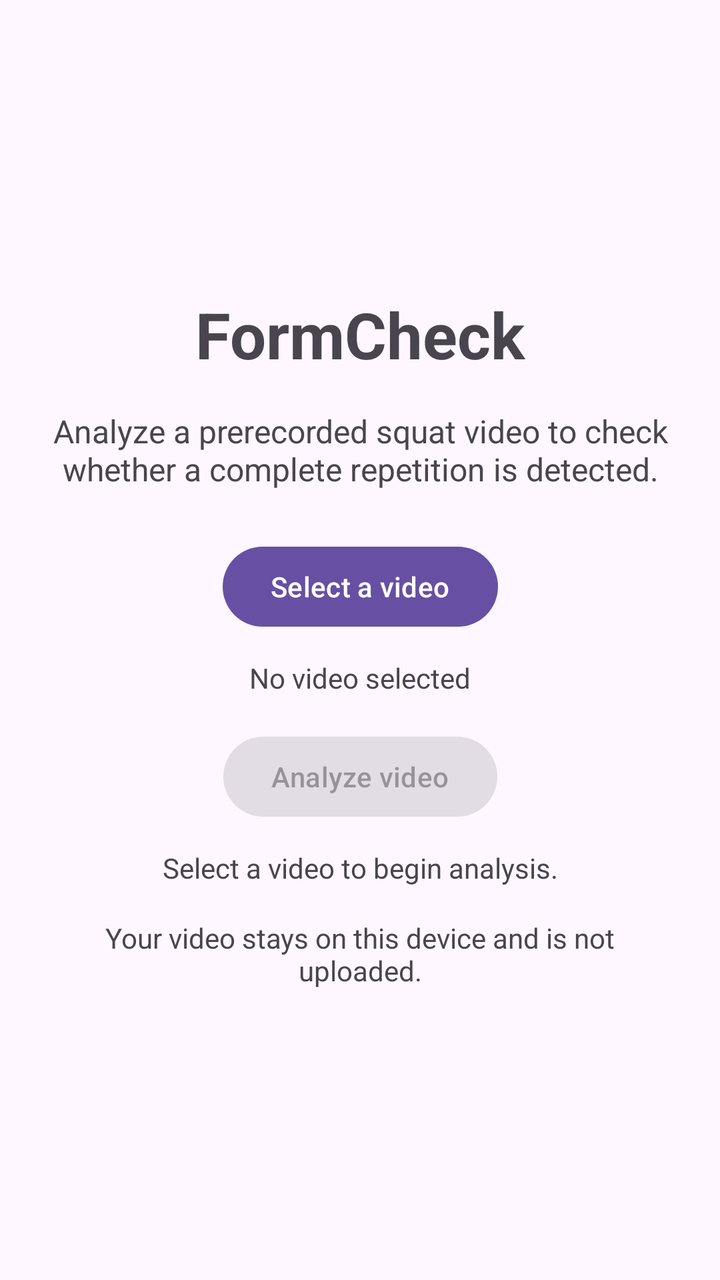
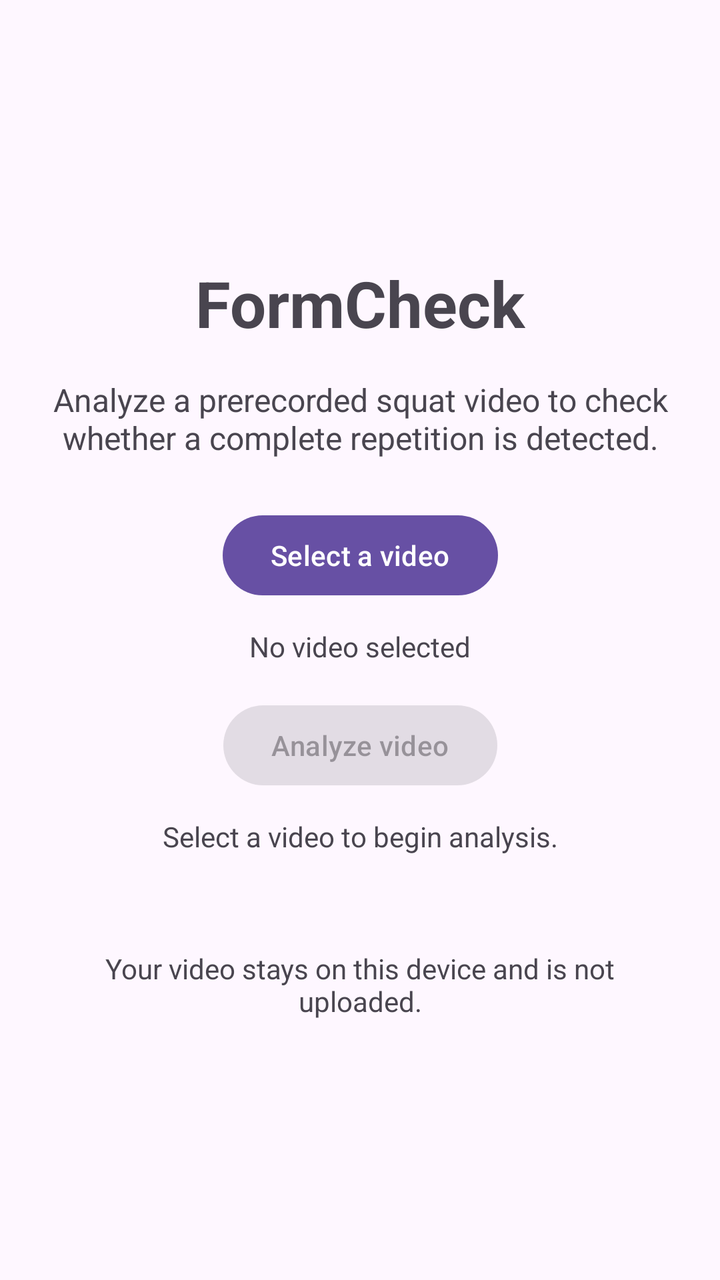

An Android layout rendered at two revisions. The XML below is the earlier revision; the diff shows what the commit changed to produce the second picture.
<!-- AndroidManifest.xml: application theme Theme.FormCheck -->
<!-- res/layout/activity_main.xml -->
<?xml version="1.0" encoding="utf-8"?>
<androidx.constraintlayout.widget.ConstraintLayout xmlns:android="http://schemas.android.com/apk/res/android"
    xmlns:app="http://schemas.android.com/apk/res-auto"
    xmlns:tools="http://schemas.android.com/tools"
    android:id="@+id/main"
    android:layout_width="match_parent"
    android:layout_height="match_parent"
    tools:context=".MainActivity">

    <TextView
        android:id="@+id/appTitle"
        android:layout_width="wrap_content"
        android:layout_height="wrap_content"
        android:text="@string/app_name"
        android:textSize="32sp"
        android:textStyle="bold"
        app:layout_constraintBottom_toTopOf="@id/videoDescriptionText"
        app:layout_constraintVertical_chainStyle="packed"
        app:layout_constraintEnd_toEndOf="parent"
        app:layout_constraintStart_toStartOf="parent"
        app:layout_constraintTop_toTopOf="parent" />

    <TextView
        android:id="@+id/videoDescriptionText"
        android:layout_width="0dp"
        android:layout_height="wrap_content"
        android:layout_marginStart="24dp"
        android:layout_marginTop="16dp"
        android:layout_marginEnd="24dp"
        android:gravity="center"
        android:text="@string/video_description"
        android:textSize="16sp"
        app:layout_constraintStart_toStartOf="parent"
        app:layout_constraintEnd_toEndOf="parent"
        app:layout_constraintTop_toBottomOf="@id/appTitle"
        app:layout_constraintBottom_toTopOf="@id/selectVideoButton" />

    <Button
        android:id="@+id/selectVideoButton"
        android:layout_width="wrap_content"
        android:layout_height="wrap_content"
        android:layout_marginTop="24dp"
        android:minHeight="48dp"
        android:text="@string/select_video"
        app:layout_constraintStart_toStartOf="parent"
        app:layout_constraintEnd_toEndOf="parent"
        app:layout_constraintTop_toBottomOf="@id/videoDescriptionText"
        app:layout_constraintBottom_toTopOf="@id/selectionStatusText" />

    <TextView
        android:id="@+id/selectionStatusText"
        android:layout_width="0dp"
        android:layout_height="wrap_content"
        android:layout_marginStart="24dp"
        android:layout_marginTop="12dp"
        android:layout_marginEnd="24dp"
        android:gravity="center"
        android:text="@string/no_video_selected"
        android:textSize="14sp"
        app:layout_constraintStart_toStartOf="parent"
        app:layout_constraintEnd_toEndOf="parent"
        app:layout_constraintTop_toBottomOf="@id/selectVideoButton"
        app:layout_constraintBottom_toTopOf="@id/analyzeVideoButton" />

    <Button
        android:id="@+id/analyzeVideoButton"
        android:layout_width="wrap_content"
        android:layout_height="wrap_content"
        android:text="@string/analyze_video"
        android:enabled="false"
        android:minHeight="48dp"
        android:layout_marginTop="16dp"
        app:layout_constraintStart_toStartOf="parent"
        app:layout_constraintEnd_toEndOf="parent"
        app:layout_constraintTop_toBottomOf="@id/selectionStatusText"
        app:layout_constraintBottom_toTopOf="@id/analysisResultText" />

    <TextView
        android:id="@+id/analysisResultText"
        android:layout_width="0dp"
        android:layout_height="wrap_content"
        android:layout_marginStart="24dp"
        android:layout_marginEnd="24dp"
        android:layout_marginTop="12dp"
        android:gravity="center"
        android:text="@string/analysis_not_started"
        android:textSize="14sp"
        app:layout_constraintStart_toStartOf="parent"
        app:layout_constraintEnd_toEndOf="parent"
        app:layout_constraintTop_toBottomOf="@id/analyzeVideoButton"
        app:layout_constraintBottom_toTopOf="@id/privacyText" />

    <TextView
        android:id="@+id/privacyText"
        android:layout_width="0dp"
        android:layout_height="wrap_content"
        android:layout_marginStart="24dp"
        android:layout_marginTop="16dp"
        android:layout_marginEnd="24dp"
        android:gravity="center"
        android:text="@string/privacy_message"
        android:textSize="14sp"
        app:layout_constraintStart_toStartOf="parent"
        app:layout_constraintEnd_toEndOf="parent"
        app:layout_constraintTop_toBottomOf="@id/analysisResultText"
        app:layout_constraintBottom_toBottomOf="parent" />

</androidx.constraintlayout.widget.ConstraintLayout>
<!-- resources referenced by this layout -->
<resources>
  <string name="analysis_not_started">Select a video to begin analysis.</string>
  <string name="analyze_video">Analyze video</string>
  <string name="app_name">FormCheck</string>
  <string name="no_video_selected">No video selected</string>
  <string name="privacy_message">Your video stays on this device and is not uploaded.</string>
  <string name="select_video">Select a video</string>
  <string name="video_description">Analyze a prerecorded squat video to check whether a complete repetition is detected.</string>
  <style name="Theme.FormCheck" parent="Base.Theme.FormCheck" />
  <style name="Base.Theme.FormCheck" parent="Theme.Material3.DayNight.NoActionBar">
          
          
      </style>
</resources>

<!-- the commit's change to res/layout/activity_main.xml (unified diff, before → after) -->
@@ -88,6 +88,21 @@
         app:layout_constraintStart_toStartOf="parent"
         app:layout_constraintEnd_toEndOf="parent"
         app:layout_constraintTop_toBottomOf="@id/analyzeVideoButton"
+        app:layout_constraintBottom_toTopOf="@id/repetitionDetailsText" />
+
+    <TextView
+        android:id="@+id/repetitionDetailsText"
+        android:layout_width="0dp"
+        android:layout_height="wrap_content"
+        android:layout_marginStart="24dp"
+        android:layout_marginEnd="24dp"
+        android:layout_marginTop="12dp"
+        android:gravity="center"
+        android:text=""
+        android:textSize="14sp"
+        app:layout_constraintStart_toStartOf="parent"
+        app:layout_constraintEnd_toEndOf="parent"
+        app:layout_constraintTop_toBottomOf="@id/analysisResultText"
         app:layout_constraintBottom_toTopOf="@id/privacyText" />
 
     <TextView
@@ -102,7 +117,7 @@
         android:textSize="14sp"
         app:layout_constraintStart_toStartOf="parent"
         app:layout_constraintEnd_toEndOf="parent"
-        app:layout_constraintTop_toBottomOf="@id/analysisResultText"
+        app:layout_constraintTop_toBottomOf="@id/repetitionDetailsText"
         app:layout_constraintBottom_toBottomOf="parent" />
 
 </androidx.constraintlayout.widget.ConstraintLayout>
